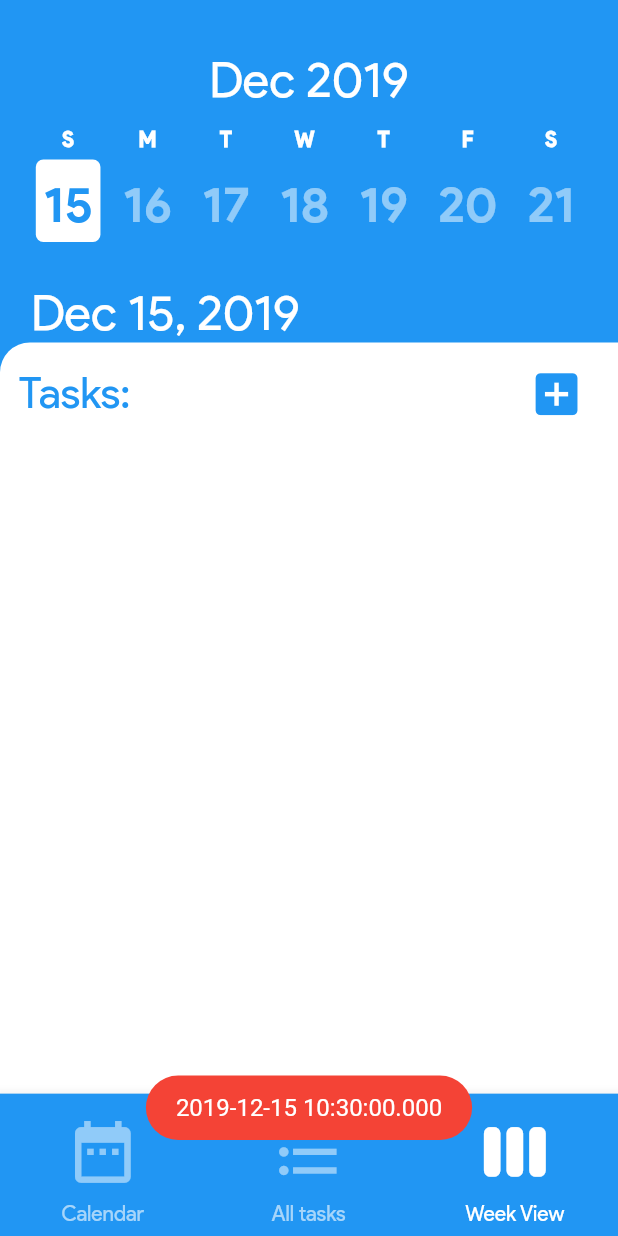
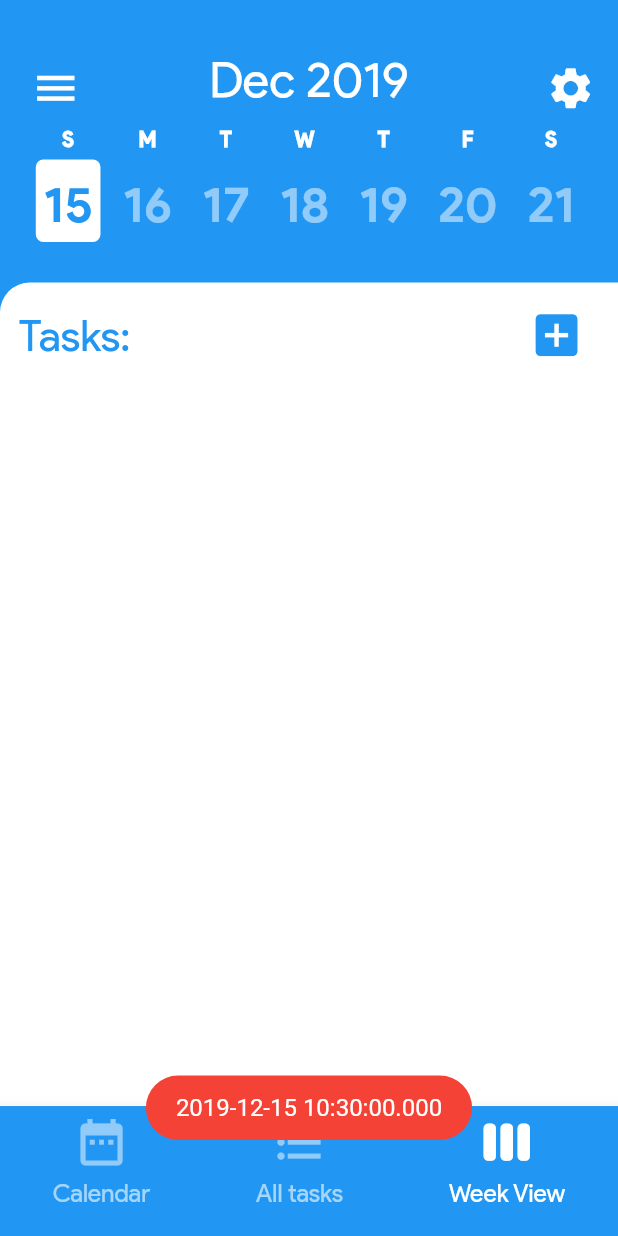
Before and after one commit to CreativelyLogical/todolist-app, a Flutter app: the screen it shows after launch, after a tap on "15", on a phone screen of 412 x 824 dp. Run offline on Flutter 3.47's test engine with Material 2 defaults, Android fonts, the phone set to English and light mode, and no system bars; our stand-ins replace circular_check_box, convex_bottom_bar, fluttertoast, sqflite; missing offline and left inert: flutter_picker; accounts and stored records are empty.

Commit message:
made some UI changes, now the tiles show if there are notes associated with the task

```diff
--- a/lib/screens/add_task_fullscreen.dart
+++ b/lib/screens/add_task_fullscreen.dart
@@ -508,10 +508,13 @@ class _AddTaskFullScreenState extends State<AddTaskFullScreen> {
                     print(
                         'aaaaaaaaaaaaaaaaaaand, the selectedPriority was $selectedPriority');
                     Provider.of<TaskData>(context).addTask(
-                        taskNameController.text,
-                        addTaskDateSQL,
-                        selectedPriority,
-                        taskNotesController.text);
+                      taskNameController.text,
+                      addTaskDateSQL,
+                      selectedPriority,
+                      taskNotesController.text.length == 0
+                          ? 'no notes'
+                          : taskNotesController.text,
+                    );
                     Navigator.pop(context);
                   },
                   child: Text(
--- a/lib/screens/task_screen.dart
+++ b/lib/screens/task_screen.dart
@@ -117,8 +117,9 @@ class _TaskScreenState extends State<TaskScreen> {
         bottomNavigationBar: BottomAppBar(
 //          notchMargin: 5.0,
           child: Container(
-            height: SizeConfig.screenHeight * 0.115,
+            height: SizeConfig.screenHeight * 0.105,
             child: Row(
+              crossAxisAlignment: CrossAxisAlignment.start,
               mainAxisSize: MainAxisSize.max,
               mainAxisAlignment: MainAxisAlignment.spaceAround,
               children: <Widget>[
@@ -128,21 +129,22 @@ class _TaskScreenState extends State<TaskScreen> {
                   crossAxisAlignment: CrossAxisAlignment.center,
                   children: <Widget>[
                     IconButton(
+                      padding: EdgeInsets.all(0),
 //                      padding: EdgeInsets.only(
 //                          left: SizeConfig.blockSizeHorizontal * 10),
                       icon: Icon(
                         Icons.date_range,
                         color: kWhite.withOpacity(0.5),
                       ),
-                      iconSize: SizeConfig.screenHeight * 0.06,
+                      iconSize: SizeConfig.screenHeight * 0.045,
 
 //                color: kWhite,
                     ),
                     Text(
                       'Calendar',
                       style: TextStyle(
-                        color: kWhite.withOpacity(0.6),
-                      ),
+                          color: kWhite.withOpacity(0.6),
+                          fontSize: SizeConfig.screenHeight * 0.02),
                       textAlign: TextAlign.start,
                     )
                   ],
@@ -151,17 +153,18 @@ class _TaskScreenState extends State<TaskScreen> {
                   mainAxisSize: MainAxisSize.min,
                   children: <Widget>[
                     IconButton(
+                      padding: EdgeInsets.all(0),
                       icon: Icon(
                         Icons.format_list_bulleted,
                         color: kWhite.withOpacity(0.5),
                       ),
-                      iconSize: SizeConfig.screenHeight * 0.06,
+                      iconSize: SizeConfig.screenHeight * 0.045,
                     ),
                     Text(
                       'All tasks',
                       style: TextStyle(
-                        color: kWhite.withOpacity(0.6),
-                      ),
+                          color: kWhite.withOpacity(0.6),
+                          fontSize: SizeConfig.screenHeight * 0.02),
                     )
                   ],
                 ),
@@ -169,13 +172,14 @@ class _TaskScreenState extends State<TaskScreen> {
                   mainAxisSize: MainAxisSize.min,
                   children: <Widget>[
                     IconButton(
+                      padding: EdgeInsets.all(0),
 //                      padding: EdgeInsets.only(
 //                          right: SizeConfig.blockSizeHorizontal * 10),
                       icon: Icon(
                         Icons.view_week,
                         color: kWhite,
                       ),
-                      iconSize: SizeConfig.screenHeight * 0.06,
+                      iconSize: SizeConfig.screenHeight * 0.045,
                       onPressed: () {
                         print("You're already in the week view screen");
                       },
@@ -183,8 +187,8 @@ class _TaskScreenState extends State<TaskScreen> {
                     Text(
                       'Week View',
                       style: TextStyle(
-                        color: kWhite,
-                      ),
+                          color: kWhite,
+                          fontSize: SizeConfig.screenHeight * 0.02),
                     ),
                   ],
                 )
@@ -206,17 +210,17 @@ class _TaskScreenState extends State<TaskScreen> {
                 });
               },
             ),
-            Container(
-              padding: EdgeInsets.only(left: SizeConfig.screenWidth * 0.05),
-              alignment: Alignment.centerLeft,
-              child: Text(
-                '${TaskScreen.selectedDay.toString()}',
-                style: TextStyle(
-                  color: kWhite,
-                  fontSize: SizeConfig.screenHeight * 0.04,
-                ),
-              ),
-            ),
+//            Container(
+//              padding: EdgeInsets.only(left: SizeConfig.screenWidth * 0.05),
+//              alignment: Alignment.centerLeft,
+//              child: Text(
+//                '${TaskScreen.selectedDay.toString()}',
+//                style: TextStyle(
+//                  color: kWhite,
+//                  fontSize: SizeConfig.screenHeight * 0.04,
+//                ),
+//              ),
+//            ),
 
 //            Container(
 //              decoration: BoxDecoration(
--- /dev/null
+++ b/lib/widgets/notes_indicator_icons.dart
@@ -0,0 +1,28 @@
+/// Flutter icons NotesIndicator
+/// Copyright (C) 2019 by original authors @ fluttericon.com, fontello.com
+/// This font was generated by FlutterIcon.com, which is derived from Fontello.
+///
+/// To use this font, place it in your fonts/ directory and include the
+/// following in your pubspec.yaml
+///
+/// flutter:
+///   fonts:
+///    - family:  NotesIndicator
+///      fonts:
+///       - asset: fonts/NotesIndicator.ttf
+///
+///
+/// * Typicons, (c) Stephen Hutchings 2012
+///         Author:    Stephen Hutchings
+///         License:   SIL (http://scripts.sil.org/OFL)
+///         Homepage:  http://typicons.com/
+///
+import 'package:flutter/widgets.dart';
+
+class NotesIndicator {
+  NotesIndicator._();
+
+  static const _kFontFam = 'NotesIndicator';
+
+  static const IconData doc_text = const IconData(0xe800, fontFamily: _kFontFam);
+}
--- a/lib/widgets/task_list.dart
+++ b/lib/widgets/task_list.dart
@@ -8,6 +8,7 @@ import 'package:my_todo/constants.dart';
 import 'package:my_todo/screens/add_task_fullscreen.dart';
 import 'package:my_todo/screens/task_screen.dart';
 import 'custom_flag_icon_icons.dart';
+import 'notes_indicator_icons.dart';
 
 class TaskList extends StatelessWidget {
   @override
@@ -58,7 +59,7 @@ class TaskList extends StatelessWidget {
             Container(
               padding: EdgeInsets.symmetric(
                   vertical: SizeConfig.screenHeight * 0.01),
-              height: SizeConfig.screenHeight * 0.08,
+              height: SizeConfig.screenHeight * 0.085,
               child: Row(
                 mainAxisAlignment: MainAxisAlignment.spaceBetween,
                 crossAxisAlignment: CrossAxisAlignment.center,
@@ -117,7 +118,7 @@ class TaskList extends StatelessWidget {
                       },
                       separatorBuilder: (BuildContext context, int index) =>
                           Divider(
-                        height: SizeConfig.screenHeight * 0.02,
+                        height: SizeConfig.screenHeight * 0.01,
                         color: kWhite,
                       ),
                       itemCount: snapshot.data.length,
@@ -164,6 +165,9 @@ class ListTile extends StatelessWidget {
 //    else
 //      print('this task has no notes');
 
+    print('so the notes are $notes');
+//    print('the length of notes are ${notes.length}');
+
     SizeConfig().init(context);
     return Container(
       margin: EdgeInsets.only(
@@ -173,13 +177,7 @@ class ListTile extends StatelessWidget {
       decoration: BoxDecoration(
         color: kWhite,
         borderRadius: BorderRadius.all(Radius.circular(10.0)),
-          boxShadow: [
-            BoxShadow(
-              color: Colors.grey.shade400,
-              blurRadius: 10.0,
-              offset: Offset(1, 4),
-            ),
-          ]
+        border: Border.all(color: kBlue, width: 2),
 //        color: isChecked ? Colors.grey.shade200 : null,
       ),
       padding: EdgeInsets.only(
@@ -213,7 +211,7 @@ class ListTile extends StatelessWidget {
                   Text(
                     text,
                     style: TextStyle(
-                      fontSize: 20.0,
+                      fontSize: 15.0,
 //                  color: isChecked ? kLightBlueAccent : kLightBlueAccent,
                       color: kBlue,
                       fontWeight: FontWeight.w600,
@@ -221,24 +219,59 @@ class ListTile extends StatelessWidget {
                       decoration: isChecked ? TextDecoration.lineThrough : null,
                     ),
                   ),
-                  Text(
-                    '${TaskScreen.selectedDay.day} ${TaskScreen.selectedDay.month}',
-                    style: TextStyle(
-                      color: kBlue,
-                      fontSize: 16,
+                  Row(
+                    children: <Widget>[
+                      notes == null
+                          ? Container()
+                          : Container(
+                              child: Icon(
+                                NotesIndicator.doc_text,
+                                color: notes.length == 0
+                                    ? kBlue.withOpacity(0)
+                                    : kBlue,
+                                size: 18,
                               ),
                             ),
-                ],
-              ),
-              Expanded(
-                child: Container(
+                      Container(
                         alignment: Alignment.centerRight,
                         child: Icon(
                           CustomFlagIcon.flag,
                           color: returnPriorityColor(),
+                          size: 18,
                         ),
+                      )
+                    ],
                   ),
+
+//                  Text(
+//                    '${TaskScreen.selectedDay.day} ${TaskScreen.selectedDay.month}',
+//                    style: TextStyle(
+//                      color: kBlue,
+//                      fontSize: 16,
+//                    ),
+//                  ),
+                ],
               ),
+//              notes == null
+//                  ? Container()
+//                  : Expanded(
+//                      child: Container(
+//                        child: Icon(
+//                          NotesIndicator.doc_text,
+//                          color:
+//                              notes.length == 0 ? kBlue.withOpacity(0) : kBlue,
+//                        ),
+//                      ),
+//                    ),
+//              Expanded(
+//                child: Container(
+//                  alignment: Alignment.centerRight,
+//                  child: Icon(
+//                    CustomFlagIcon.flag,
+//                    color: returnPriorityColor(),
+//                  ),
+//                ),
+//              ),
             ],
           ),
         ],
--- a/lib/widgets/week_view.dart
+++ b/lib/widgets/week_view.dart
@@ -23,29 +23,17 @@ class WeekView extends StatelessWidget {
         textBaseline: TextBaseline.alphabetic,
         crossAxisAlignment: CrossAxisAlignment.center,
         children: <Widget>[
-//          Row(
-//            mainAxisAlignment: MainAxisAlignment.spaceBetween,
-//            children: <Widget>[
-//              IconButton(
-//                padding: EdgeInsets.only(left: SizeConfig.screenWidth * 0.05),
-//                icon: Icon(
-//                  Icons.menu,
-//                  color: kWhite,
-//                  size: SizeConfig.blockSizeVertical * 4,
-//                ),
-//              ),
-//              IconButton(
-//                padding: EdgeInsets.only(right: SizeConfig.screenWidth * 0.05),
-//                icon: Icon(
-//                  Icons.settings,
-//                  color: kWhite,
-//                  size: SizeConfig.blockSizeVertical * 4,
-//                ),
-//              ),
-//            ],
-//          ),
           Row(
+            mainAxisAlignment: MainAxisAlignment.spaceBetween,
             children: <Widget>[
+              IconButton(
+                padding: EdgeInsets.only(left: SizeConfig.screenWidth * 0.05),
+                icon: Icon(
+                  Icons.menu,
+                  color: kWhite,
+                  size: SizeConfig.blockSizeVertical * 4,
+                ),
+              ),
               Expanded(
                 child: Padding(
                   padding: EdgeInsets.only(
@@ -62,7 +50,36 @@ class WeekView extends StatelessWidget {
                     textAlign: TextAlign.center,
                   ),
                 ),
-              )
+              ),
+              IconButton(
+                padding: EdgeInsets.only(right: SizeConfig.screenWidth * 0.05),
+                icon: Icon(
+                  Icons.settings,
+                  color: kWhite,
+                  size: SizeConfig.blockSizeVertical * 4,
+                ),
+              ),
+            ],
+          ),
+          Row(
+            children: <Widget>[
+//              Expanded(
+//                child: Padding(
+//                  padding: EdgeInsets.only(
+////                    top: SizeConfig.screenHeight * 0.035,
+//                    bottom: SizeConfig.screenHeight * 0.015,
+////                    left: SizeConfig.screenWidth * 0.05,
+//                  ),
+//                  child: Text(
+//                    '${TaskScreen.selectedDay.month} ${TaskScreen.selectedDay.year}',
+//                    style: TextStyle(
+//                      color: kWhite,
+//                      fontSize: SizeConfig.blockSizeVertical * 4,
+//                    ),
+//                    textAlign: TextAlign.center,
+//                  ),
+//                ),
+//              )
             ],
           ),
           SizedBox(
--- a/pubspec.yaml
+++ b/pubspec.yaml
@@ -62,6 +62,9 @@ flutter:
     - family: CustomFlagIcon
       fonts:
         - asset: fonts/CustomFlagIcon.ttf
+    - family: NotesIndicator
+      fonts:
+        - asset: fonts/NotesIndicator.ttf
 
   assets:
     - assets/2_line_menu.png
```
Also changed, not shown: fonts/NotesIndicator.ttf (added). Lines whose indentation alone changed are shown as unchanged.
